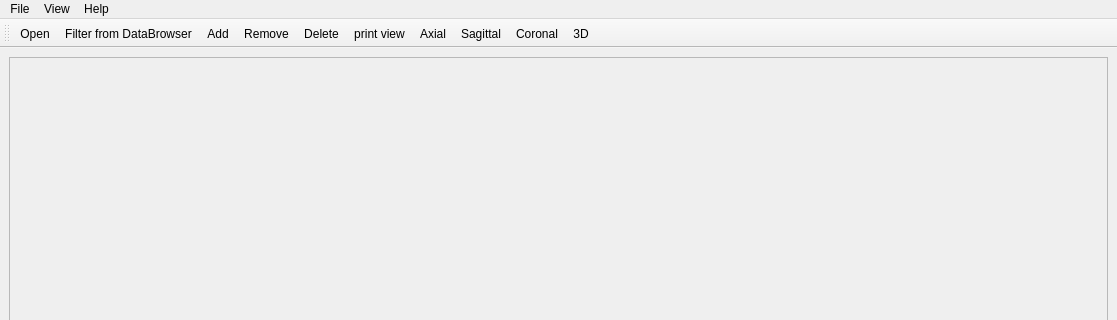
This is python/populse_mia/user_interface/data_viewer/mia_viewer/mainwindow.ui in patafana/populse_mia as Qt 5 draws it before an edit; both pictures show x 0 to 1117 and y 0 to 320 of the 1117 by 965 pixel window. The edited form follows.
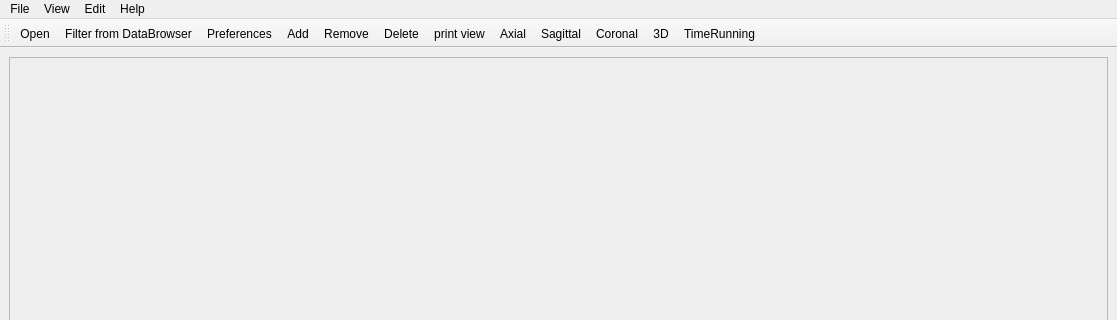
This is the edited form. Icons and pictures are not drawn.

Patch:
```diff
--- a/python/populse_mia/user_interface/data_viewer/mia_viewer/mainwindow.ui
+++ b/python/populse_mia/user_interface/data_viewer/mia_viewer/mainwindow.ui
@@ -352,8 +352,16 @@
      <string>Help</string>
     </property>
    </widget>
+   <widget class="QMenu" name="menuEdit">
+    <property name="title">
+     <string>Edit</string>
+    </property>
+    <addaction name="actionPreferences"/>
+    <addaction name="separator"/>
+   </widget>
    <addaction name="menuFile"/>
    <addaction name="menuView"/>
+   <addaction name="menuEdit"/>
    <addaction name="menuHelp"/>
   </widget>
   <widget class="QStatusBar" name="statusbar">
@@ -379,6 +387,7 @@
    </attribute>
    <addaction name="fileOpenAction"/>
    <addaction name="filterAction"/>
+   <addaction name="actionPreferences"/>
    <addaction name="editAddAction"/>
    <addaction name="editRemoveAction"/>
    <addaction name="editDeleteAction"/>
@@ -387,6 +396,7 @@
    <addaction name="actionSagittal"/>
    <addaction name="actionCoronal"/>
    <addaction name="action3D"/>
+   <addaction name="actionTimeRunning"/>
   </widget>
   <action name="filterAction">
    <property name="icon">
@@ -556,6 +566,30 @@
     <string>Show view in 3D</string>
    </property>
   </action>
+  <action name="actionPreferences">
+   <property name="icon">
+    <iconset resource="IconResources.qrc">
+     <normaloff>:/settings.png</normaloff>:/settings.png</iconset>
+   </property>
+   <property name="text">
+    <string>Preferences</string>
+   </property>
+  </action>
+  <action name="actionTimeRunning">
+   <property name="checkable">
+    <bool>true</bool>
+   </property>
+   <property name="icon">
+    <iconset resource="IconResources.qrc">
+     <normaloff>:/bouton-rec.png</normaloff>:/bouton-rec.png</iconset>
+   </property>
+   <property name="text">
+    <string>TimeRunning</string>
+   </property>
+   <property name="toolTip">
+    <string>Display time images automatically by choosing the frame rate in the settings</string>
+   </property>
+  </action>
  </widget>
  <resources>
   <include location="IconResources.qrc"/>
```
